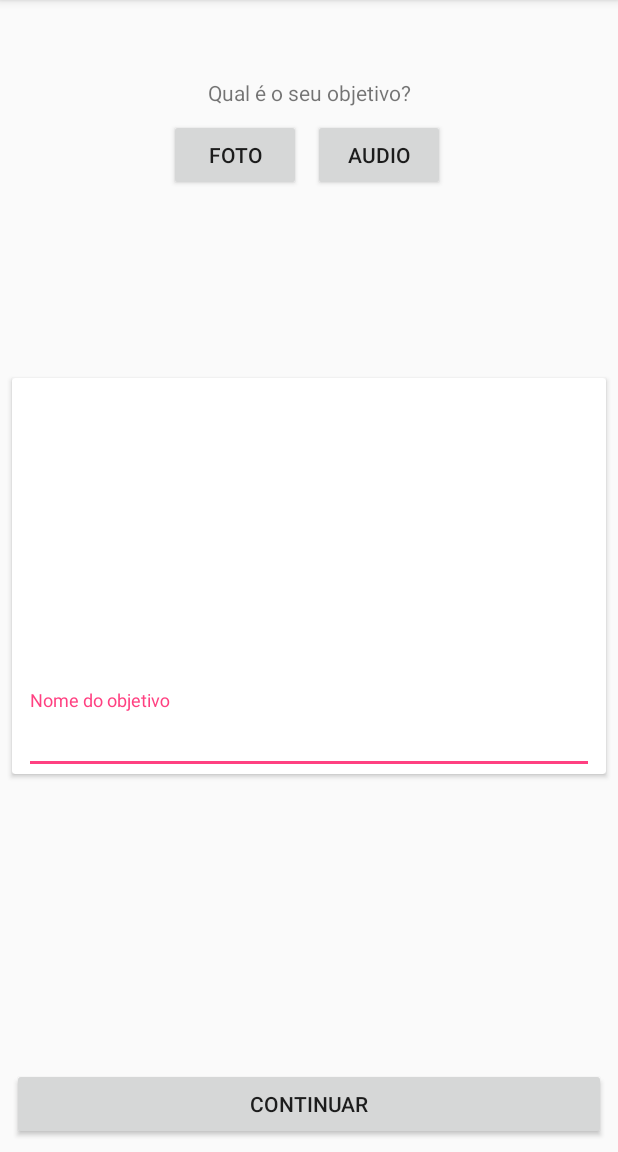
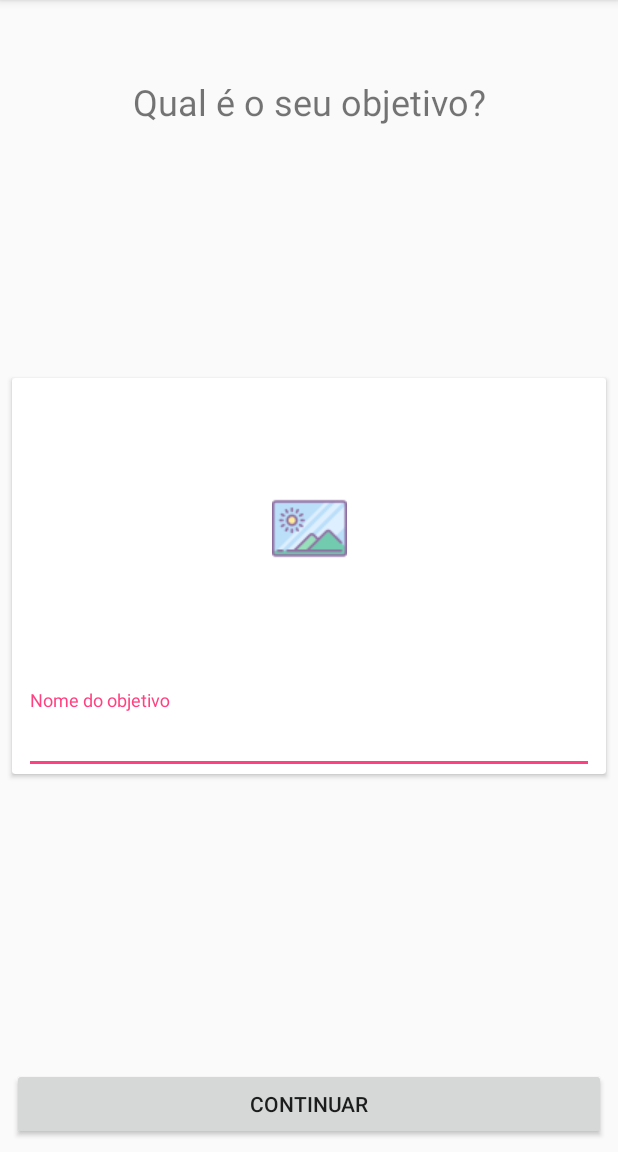
Before and after one commit to DreamB0x/dreambox-app, an Android app: the ChooseGoalActivity screen opened directly, with no data from a screen before it, on a phone screen of 412 x 824 dp, the part 84-1236 px from its top. Run offline under Robolectric (Android 15) with nearby library versions, the light colour scheme and no system bars; libraries missing offline, so code that uses them is left out: com.mvc.imagepicker.

Commit message:
added resources to improve layouts

```diff
--- a/app/src/main/res/layout/activity_choose_goal.xml
+++ b/app/src/main/res/layout/activity_choose_goal.xml
@@ -14,29 +14,13 @@
         android:layout_marginEnd="8dp"
         android:layout_marginStart="8dp"
         android:layout_marginTop="8dp"
+        android:textSize="24sp"
         android:text="Qual é o seu objetivo?"
         app:layout_constraintBottom_toBottomOf="parent"
         app:layout_constraintEnd_toEndOf="parent"
         app:layout_constraintStart_toStartOf="parent"
         app:layout_constraintTop_toTopOf="parent"
         app:layout_constraintVertical_bias="0.060000002" />
-
-    <Button
-        android:onClick="photoClick"
-        android:id="@+id/takePhoto"
-        android:layout_width="wrap_content"
-        android:layout_height="wrap_content"
-        android:layout_marginBottom="8dp"
-        android:layout_marginEnd="8dp"
-        android:layout_marginStart="8dp"
-        android:layout_marginTop="8dp"
-        android:text="Foto"
-        app:layout_constraintBottom_toBottomOf="parent"
-        app:layout_constraintEnd_toEndOf="parent"
-        app:layout_constraintHorizontal_bias="0.34"
-        app:layout_constraintStart_toStartOf="parent"
-        app:layout_constraintTop_toBottomOf="@+id/textView2"
-        app:layout_constraintVertical_bias="0.0" />
 
     <Button
         android:onClick="goalContinue"
@@ -46,6 +30,7 @@
         android:layout_marginBottom="8dp"
         android:layout_marginEnd="8dp"
         android:layout_marginStart="8dp"
+
         android:text="Continuar"
         app:layout_constraintBottom_toBottomOf="parent"
         app:layout_constraintEnd_toEndOf="parent"
@@ -69,6 +54,9 @@
             android:orientation="vertical">
 
             <ImageView
+                android:onClick="photoClick"
+                android:scaleType="centerInside"
+                android:src="@drawable/photo"
                 android:id="@+id/ivFromCamera"
                 android:layout_width="match_parent"
                 android:layout_height="200dp" />
@@ -100,20 +88,4 @@
         </LinearLayout>
 
     </android.support.v7.widget.CardView>
-
-
-    <Button
-        android:onClick="audioClick"
-        android:id="@+id/listenAudio"
-        android:layout_width="wrap_content"
-        android:layout_height="wrap_content"
-        android:layout_marginEnd="8dp"
-        android:layout_marginStart="8dp"
-        android:text="Audio"
-        app:layout_constraintBottom_toBottomOf="@+id/takePhoto"
-        app:layout_constraintEnd_toEndOf="parent"
-        app:layout_constraintHorizontal_bias="0.0"
-        app:layout_constraintStart_toEndOf="@+id/takePhoto"
-        app:layout_constraintTop_toBottomOf="@+id/textView2"
-        app:layout_constraintVertical_bias="1.0" />
 </android.support.constraint.ConstraintLayout>
--- a/app/src/main/res/layout/item_goal.xml
+++ b/app/src/main/res/layout/item_goal.xml
@@ -17,7 +17,6 @@
             android:layout_width="0dp"
             android:layout_height="0dp"
             android:layout_marginBottom="16dp"
-            android:background="@color/colorPrimary"
             app:layout_constraintBottom_toBottomOf="parent"
             app:layout_constraintLeft_toLeftOf="parent"
             app:layout_constraintRight_toRightOf="parent"
@@ -26,6 +25,7 @@
             app:srcCompat="@mipmap/ic_launcher"
             fresco:actualImageScaleType="centerCrop"
             fresco:failureImageScaleType="focusCrop"
+            fresco:placeholderImage="@drawable/photo"
             app:layout_constraintDimensionRatio="h,18:12" />
 
         <TextView
--- a/app/src/main/res/values/colors.xml
+++ b/app/src/main/res/values/colors.xml
@@ -3,5 +3,7 @@
     <color name="colorPrimary">#3F51B5</color>
     <color name="colorPrimaryDark">#303F9F</color>
     <color name="colorAccent">#FF4081</color>
+    <color name="colorRed">#EF626C</color>
+    <color name="colorGreen">#71F79F</color>
     <color name="nameBackGround">#ab000002</color>
 </resources>
```
Also changed, not shown: app/src/main/res/drawable/ball.xml (added, +9 -0 lines), app/src/main/res/drawable/calendar.xml (added, +9 -0 lines), app/src/main/res/layout/activity_installments.xml (+13 -24 lines), app/src/main/res/layout/dialog_suggestion.xml (+18 -11 lines), app/src/main/res/drawable/atencao.png (added), app/src/main/res/drawable/cofre.png (added), app/src/main/res/drawable/foguete.png (added), app/src/main/res/drawable/grana.png (added), app/src/main/res/drawable/photo.png (added), app/src/main/res/drawable/robo.png (added), app/src/main/res/mipmap-hdpi/ic_launcher.png, app/src/main/res/mipmap-mdpi/ic_launcher.png, app/src/main/res/mipmap-xhdpi/ic_launcher.png, app/src/main/res/mipmap-xxhdpi/ic_launcher.png, 1 more files.
